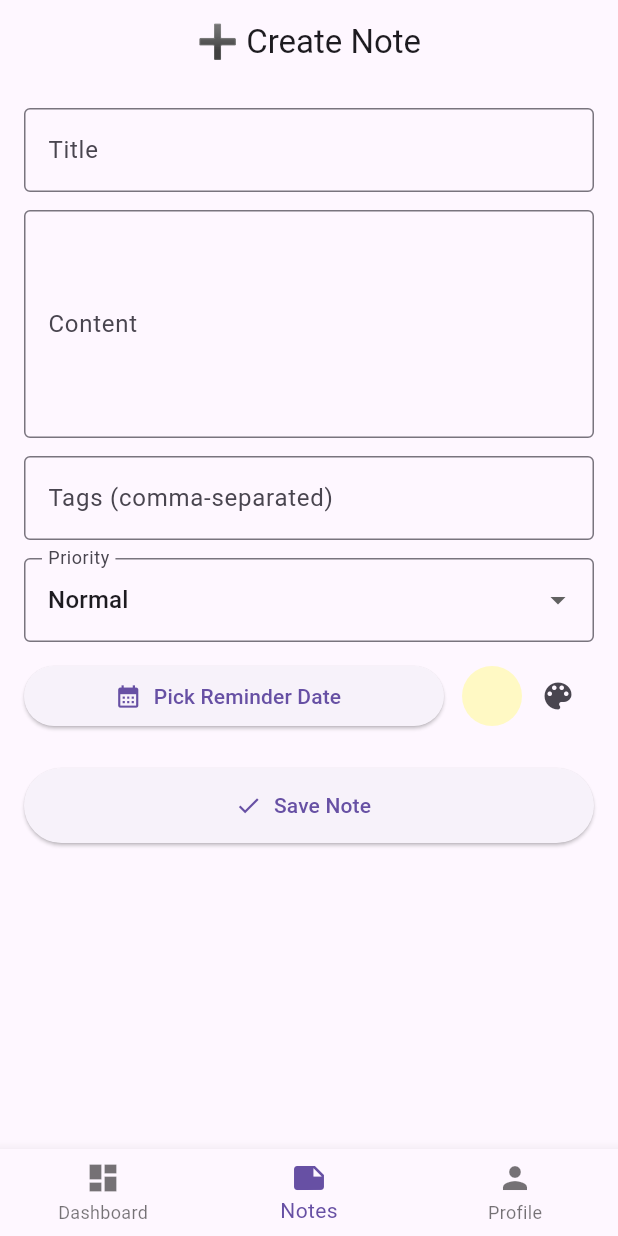
After one commit to dolonk/note_app, a Flutter app: the BottomNavBar screen opened by its route, item 2 of the bottom bar chosen, on a phone screen of 412 x 824 dp. The commit adds this screen. Run offline on Flutter 3.47's test engine with Material 3 defaults, Android fonts, the phone set to English and light mode, and no system bars; our stand-ins replace connectivity_plus, get_it, go_router, iconsax, supabase_flutter; accounts and stored records are empty; network calls fail.

Commit message:
add note functionality in server

```diff
--- /dev/null
+++ b/lib/data_layer/data_sources/remote/note_remote_datasource.dart
@@ -0,0 +1,34 @@
+import '../../model/note_model.dart';
+import 'package:supabase_flutter/supabase_flutter.dart';
+
+class NoteRemoteDataSource {
+  final SupabaseClient client;
+
+  NoteRemoteDataSource(this.client);
+
+  Future<void> addNote(NoteModel note) async {
+    await client.from('notes').insert(note.toJson());
+  }
+
+  Future<void> deleteNote(String noteId) async {
+    await client.from('notes').delete().eq('id', noteId);
+  }
+
+  Future<void> updateNote(NoteModel note) async {
+    if (note.id == null) throw Exception("Note ID is required for update");
+
+    await client.from('notes').update(note.toJson()).eq('id', note.id!);
+  }
+
+  Future<List<NoteModel>> getAllNotes(String userId) async {
+    final response = await client.from('notes').select().eq('user_id', userId).order('created_at', ascending: false);
+
+    return (response as List).map((e) => NoteModel.fromJson(e)).toList();
+  }
+
+  Future<NoteModel?> getNoteById(String noteId) async {
+    final response = await client.from('notes').select().eq('id', noteId).maybeSingle();
+    if (response == null) return null;
+    return NoteModel.fromJson(response);
+  }
+}
--- /dev/null
+++ b/lib/data_layer/domain/entities/note_entity.dart
@@ -0,0 +1,21 @@
+class NoteEntity {
+  final String? id;
+  final String title;
+  final String content;
+  final String tags;
+  final String priority;
+  final int color;
+  final DateTime? reminderDate;
+  final DateTime createdAt;
+
+  NoteEntity({
+    this.id,
+    required this.title,
+    required this.content,
+    required this.tags,
+    required this.priority,
+    required this.color,
+    this.reminderDate,
+    required this.createdAt,
+  });
+}
--- /dev/null
+++ b/lib/data_layer/domain/repositories/notes/note_repository.dart
@@ -0,0 +1,9 @@
+import '../../../model/note_model.dart';
+
+abstract class NoteRepository {
+  Future<void> addNote(NoteModel note);
+  Future<void> updateNote(NoteModel note);
+  Future<List<NoteModel>> getAllNotes(String userId);
+  Future<NoteModel?> getNoteById(String noteId);
+  Future<void> deleteNote(String noteId);
+}
--- /dev/null
+++ b/lib/data_layer/domain/use_cases/note_usecase.dart
@@ -0,0 +1,18 @@
+import '../../model/note_model.dart';
+import '../repositories/notes/note_repository.dart';
+
+class NoteUseCase {
+  final NoteRepository repository;
+
+  NoteUseCase(this.repository);
+
+  Future<void> addNote(NoteModel note) => repository.addNote(note);
+
+  Future<void> updateNote(NoteModel note) => repository.updateNote(note);
+
+  Future<List<NoteModel>> getAllNotes(String userId) => repository.getAllNotes(userId);
+
+  Future<NoteModel?> getNoteById(String noteId) => repository.getNoteById(noteId);
+
+  Future<void> deleteNote(String noteId) => repository.deleteNote(noteId);
+}
--- /dev/null
+++ b/lib/data_layer/model/note_model.dart
@@ -0,0 +1,39 @@
+import '../domain/entities/note_entity.dart';
+
+class NoteModel extends NoteEntity {
+  NoteModel({
+    super.id,
+    required super.title,
+    required super.content,
+    required super.tags,
+    required super.priority,
+    required super.color,
+    super.reminderDate,
+    required super.createdAt,
+  });
+
+  factory NoteModel.fromJson(Map<String, dynamic> json) {
+    return NoteModel(
+      id: json['id'] as String?,
+      title: json['title'] ?? '',
+      content: json['content'] ?? '',
+      tags: json['tags'] ?? '',
+      priority: json['priority'] ?? '',
+      color: json['color'] ?? 0,
+      reminderDate: json['reminder_date'] != null ? DateTime.parse(json['reminder_date']) : null,
+      createdAt: DateTime.parse(json['created_at']),
+    );
+  }
+
+  Map<String, dynamic> toJson() {
+    return {
+      'title': title,
+      'content': content,
+      'tags': tags,
+      'priority': priority,
+      'color': color,
+      'reminder_date': reminderDate?.toIso8601String(),
+      'created_at': createdAt.toIso8601String(),
+    };
+  }
+}
--- /dev/null
+++ b/lib/features/bottom_nav_bar.dart
@@ -0,0 +1,37 @@
+import 'package:flutter/material.dart';
+import 'note/view/crated_note_screen.dart';
+import 'package:note_app/features/profile/view/profile_screen.dart';
+import 'package:note_app/features/note/view/dashboard_screen.dart';
+
+class BottomNavBar extends StatefulWidget {
+  const BottomNavBar({super.key});
+
+  @override
+  State<BottomNavBar> createState() => _BottomNavBarState();
+}
+
+class _BottomNavBarState extends State<BottomNavBar> {
+  int _selectedIndex = 0;
+
+  final List<Widget> _pages = const [DashboardScreen(), CreateNoteScreen(), ProfileScreen()];
+
+  void _onItemTapped(int index) {
+    setState(() => _selectedIndex = index);
+  }
+
+  @override
+  Widget build(BuildContext context) {
+    return Scaffold(
+      body: _pages[_selectedIndex],
+      bottomNavigationBar: BottomNavigationBar(
+        currentIndex: _selectedIndex,
+        onTap: _onItemTapped,
+        items: const [
+          BottomNavigationBarItem(icon: Icon(Icons.dashboard), label: 'Dashboard'),
+          BottomNavigationBarItem(icon: Icon(Icons.note), label: 'Notes'),
+          BottomNavigationBarItem(icon: Icon(Icons.person), label: 'Profile'),
+        ],
+      ),
+    );
+  }
+}
--- /dev/null
+++ b/lib/features/note/provider/note_provider.dart
@@ -0,0 +1,80 @@
+import 'package:flutter/material.dart';
+import '../../../../core/di/service_locator.dart';
+import '../../../data_layer/model/note_model.dart';
+import '../../../data_layer/domain/use_cases/note_usecase.dart';
+
+class NoteProvider with ChangeNotifier {
+  final NoteUseCase _noteUseCase = sl<NoteUseCase>();
+
+  List<NoteModel> _notes = [];
+  bool _isLoading = false;
+  String? _error;
+
+  List<NoteModel> get notes => _notes;
+  bool get isLoading => _isLoading;
+  String? get error => _error;
+
+  /// 🟢 Fetch all notes for a user
+  Future<void> fetchNotes(String userId) async {
+    try {
+      _isLoading = true;
+      _error = null;
+      notifyListeners();
+
+      _notes = await _noteUseCase.getAllNotes(userId);
+    } catch (e) {
+      _error = "Failed to load notes";
+    } finally {
+      _isLoading = false;
+      notifyListeners();
+    }
+  }
+
+  /// 🟢 Add a new note
+  Future<void> addNote(NoteModel note) async {
+    try {
+      await _noteUseCase.addNote(note);
+      _notes.insert(0, note); // Add to top
+      notifyListeners();
+    } catch (e) {
+      _error = "Failed to add note";
+      notifyListeners();
+    }
+  }
+
+  /// 🟢 Update existing note
+  Future<void> updateNote(NoteModel note) async {
+    try {
+      await _noteUseCase.updateNote(note);
+      final index = _notes.indexWhere((n) => n.id == note.id);
+      if (index != -1) {
+        _notes[index] = note;
+        notifyListeners();
+      }
+    } catch (e) {
+      _error = "Failed to update note";
+      notifyListeners();
+    }
+  }
+
+  /// 🟢 Delete a note
+  Future<void> deleteNote(String noteId) async {
+    try {
+      await _noteUseCase.deleteNote(noteId);
+      _notes.removeWhere((n) => n.id == noteId);
+      notifyListeners();
+    } catch (e) {
+      _error = "Failed to delete note";
+      notifyListeners();
+    }
+  }
+
+  /// 🟢 Get a single note by ID
+  NoteModel? getNoteById(String id) {
+    return _notes.firstWhere(
+      (n) => n.id == id,
+      orElse:
+          () => NoteModel(id: '', title: '', content: '', tags: '', priority: '', color: 0, createdAt: DateTime.now()),
+    );
+  }
+}
--- /dev/null
+++ b/lib/features/note/view/crated_note_screen.dart
@@ -0,0 +1,165 @@
+import 'package:flutter/material.dart';
+
+class CreateNoteScreen extends StatefulWidget {
+  const CreateNoteScreen({super.key});
+
+  @override
+  State<CreateNoteScreen> createState() => _CreateNoteScreenState();
+}
+
+class _CreateNoteScreenState extends State<CreateNoteScreen> {
+  final _titleController = TextEditingController();
+  final _contentController = TextEditingController();
+  final _tagController = TextEditingController();
+
+  String _priority = 'Normal';
+  Color _selectedColor = Colors.yellow.shade100;
+  DateTime? _selectedDate;
+
+  @override
+  void dispose() {
+    _titleController.dispose();
+    _contentController.dispose();
+    _tagController.dispose();
+    super.dispose();
+  }
+
+  void _pickDate() async {
+    final now = DateTime.now();
+    final picked = await showDatePicker(
+      context: context,
+      initialDate: now,
+      firstDate: now,
+      lastDate: DateTime(now.year + 5),
+    );
+    if (picked != null) {
+      setState(() => _selectedDate = picked);
+    }
+  }
+
+  void _submitNote() {
+    final title = _titleController.text.trim();
+    final content = _contentController.text.trim();
+    final tags = _tagController.text.trim();
+
+    if (title.isEmpty || content.isEmpty) {
+      ScaffoldMessenger.of(context).showSnackBar(const SnackBar(content: Text('Title and Content are required')));
+      return;
+    }
+
+    // You can save data here or pass to provider
+    print("📝 Note Added:");
+    print("Title: $title");
+    print("Content: $content");
+    print("Tags: $tags");
+    print("Priority: $_priority");
+    print("Color: $_selectedColor");
+    print("Date: $_selectedDate");
+
+    // Reset form
+    _titleController.clear();
+    _contentController.clear();
+    _tagController.clear();
+    setState(() {
+      _priority = 'Normal';
+      _selectedColor = Colors.yellow.shade100;
+      _selectedDate = null;
+    });
+  }
+
+  @override
+  Widget build(BuildContext context) {
+    return Scaffold(
+      appBar: AppBar(title: const Text("➕ Create Note"), centerTitle: true),
+      body: SingleChildScrollView(
+        padding: const EdgeInsets.all(16),
+        child: Column(
+          children: [
+            TextField(
+              controller: _titleController,
+              decoration: const InputDecoration(labelText: 'Title', border: OutlineInputBorder()),
+            ),
+            const SizedBox(height: 12),
+            TextField(
+              controller: _contentController,
+              maxLines: 5,
+              decoration: const InputDecoration(labelText: 'Content', border: OutlineInputBorder()),
+            ),
+            const SizedBox(height: 12),
+            TextField(
+              controller: _tagController,
+              decoration: const InputDecoration(labelText: 'Tags (comma-separated)', border: OutlineInputBorder()),
+            ),
+            const SizedBox(height: 12),
+            DropdownButtonFormField<String>(
+              value: _priority,
+              items: const [
+                DropdownMenuItem(value: 'Low', child: Text('Low')),
+                DropdownMenuItem(value: 'Normal', child: Text('Normal')),
+                DropdownMenuItem(value: 'High', child: Text('High')),
+              ],
+              onChanged: (value) => setState(() => _priority = value!),
+              decoration: const InputDecoration(labelText: 'Priority', border: OutlineInputBorder()),
+            ),
+            const SizedBox(height: 12),
+            Row(
+              children: [
+                Expanded(
+                  child: ElevatedButton.icon(
+                    onPressed: _pickDate,
+                    icon: const Icon(Icons.calendar_month),
+                    label: Text(_selectedDate == null ? "Pick Reminder Date" : _selectedDate.toString().split(' ')[0]),
+                  ),
+                ),
+                const SizedBox(width: 12),
+                Container(
+                  width: 40,
+                  height: 40,
+                  decoration: BoxDecoration(color: _selectedColor, shape: BoxShape.circle),
+                ),
+                IconButton(
+                  icon: const Icon(Icons.color_lens),
+                  onPressed: () async {
+                    final color = await showDialog<Color>(
+                      context: context,
+                      builder:
+                          (context) => AlertDialog(
+                            title: const Text("Pick Note Color"),
+                            content: Wrap(
+                              spacing: 10,
+                              children:
+                                  [
+                                    Colors.red.shade100,
+                                    Colors.green.shade100,
+                                    Colors.blue.shade100,
+                                    Colors.yellow.shade100,
+                                    Colors.purple.shade100,
+                                  ].map((color) {
+                                    return GestureDetector(
+                                      onTap: () => Navigator.pop(context, color),
+                                      child: CircleAvatar(backgroundColor: color),
+                                    );
+                                  }).toList(),
+                            ),
+                          ),
+                    );
+                    if (color != null) {
+                      setState(() => _selectedColor = color);
+                    }
+                  },
+                ),
+              ],
+            ),
+            const SizedBox(height: 24),
+            ElevatedButton.icon(
+              onPressed: _submitNote,
+              icon: const Icon(Icons.check),
+              label: const Text("Save Note"),
+              style: ElevatedButton.styleFrom(minimumSize: const Size.fromHeight(50)),
+            ),
+          ],
+        ),
+      ),
+    );
+  }
+}
--- a/lib/features/dashboard/dashboard.dart
+++ b/lib/features/note/view/dashboard_screen.dart
@@ -1,7 +1,7 @@
 import 'package:flutter/material.dart';
 
-class Dashboard extends StatelessWidget {
-  const Dashboard({super.key});
+class DashboardScreen extends StatelessWidget {
+  const DashboardScreen({super.key});
 
   @override
   Widget build(BuildContext context) {
--- a/lib/route/app_route_names.dart
+++ b/lib/route/app_route_names.dart
@@ -1,7 +1,13 @@
 class AppRouteNames {
+  /// Auth
   static const String login = '/login';
   static const String signup = '/signup';
   static const String verifyEmail = '/verify_email';
+
+  /// features
+  static const String bottomNavBar = '/bottomNavbar';
   static const String dashboard = '/dashboard';
-  static const String notes = '/notes';
+  static const String createdNotes = '/createdNotes';
+  static const String profile = '/profile';
+
 }
--- a/lib/route/app_router.dart
+++ b/lib/route/app_router.dart
@@ -1,14 +1,16 @@
-import 'package:note_app/features/dashboard/dashboard.dart';
-
 import '../core/di/service_locator.dart';
 import '../data_layer/domain/use_cases/auth_use_case.dart';
 import '../data_layer/model/user_profile.dart';
 import '../features/auth/view/email_verification_screen.dart';
 import '../features/auth/view/login_screen.dart';
 import '../features/auth/view/signup_screen.dart';
+import '../features/note/view/crated_note_screen.dart';
 import '../utils/global_context.dart';
 import 'app_route_names.dart';
 import 'package:go_router/go_router.dart';
+import 'package:note_app/features/bottom_nav_bar.dart';
+import 'package:note_app/features/note/view/dashboard_screen.dart';
+import 'package:note_app/features/profile/view/profile_screen.dart';
 
 final AuthUseCase _authUseCase = sl<AuthUseCase>();
 final GoRouter appRouter = GoRouter(
@@ -18,7 +20,7 @@ final GoRouter appRouter = GoRouter(
     final loggedIn = await _authUseCase.isUserAlreadyLoggedIn();
     final loggingIn = state.matchedLocation == AppRouteNames.login;
     if (!loggedIn && !loggingIn) return AppRouteNames.login;
-    if (loggedIn && loggingIn) return AppRouteNames.dashboard;
+    if (loggedIn && loggingIn) return AppRouteNames.bottomNavBar;
     return null;
   },
   routes: [
@@ -36,6 +38,9 @@ final GoRouter appRouter = GoRouter(
     ),
 
     // Dashboard and Notes will be added later
-    GoRoute(path: AppRouteNames.dashboard, builder: (context, state) => const Dashboard()),
+    GoRoute(path: AppRouteNames.bottomNavBar, builder: (context, state) => const BottomNavBar()),
+    GoRoute(path: AppRouteNames.dashboard, builder: (context, state) => const DashboardScreen()),
+    GoRoute(path: AppRouteNames.createdNotes, builder: (context, state) => const CreateNoteScreen()),
+    GoRoute(path: AppRouteNames.profile, builder: (context, state) => const ProfileScreen()),
   ],
 );
```
Also changed, not shown: lib/data_layer/domain/repositories/notes/note_repository_impl.dart (added, +24 -0 lines), lib/features/profile/view/profile_screen.dart (added, +10 -0 lines).
